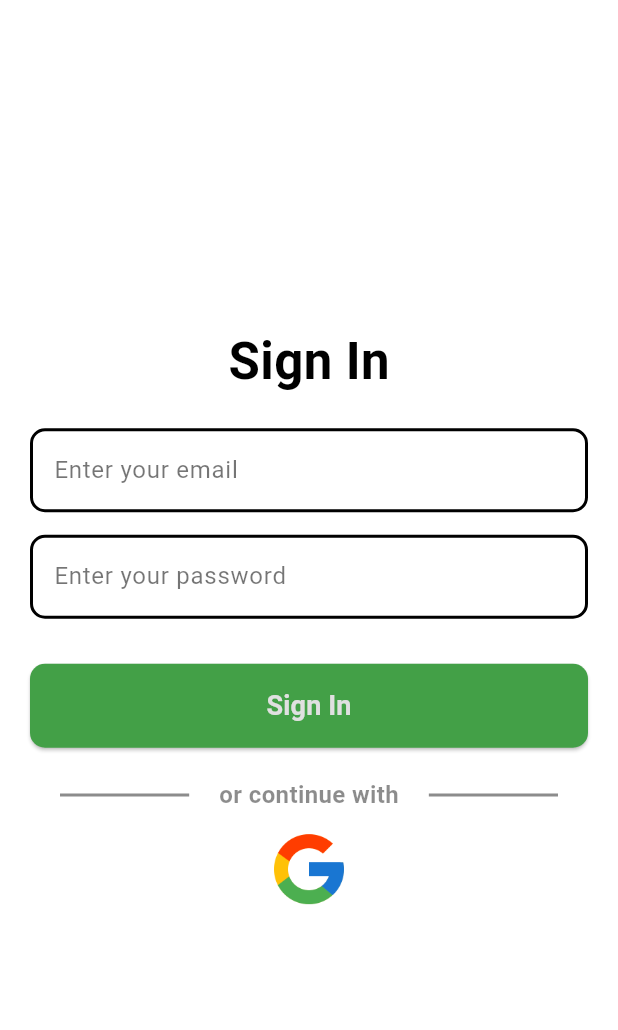
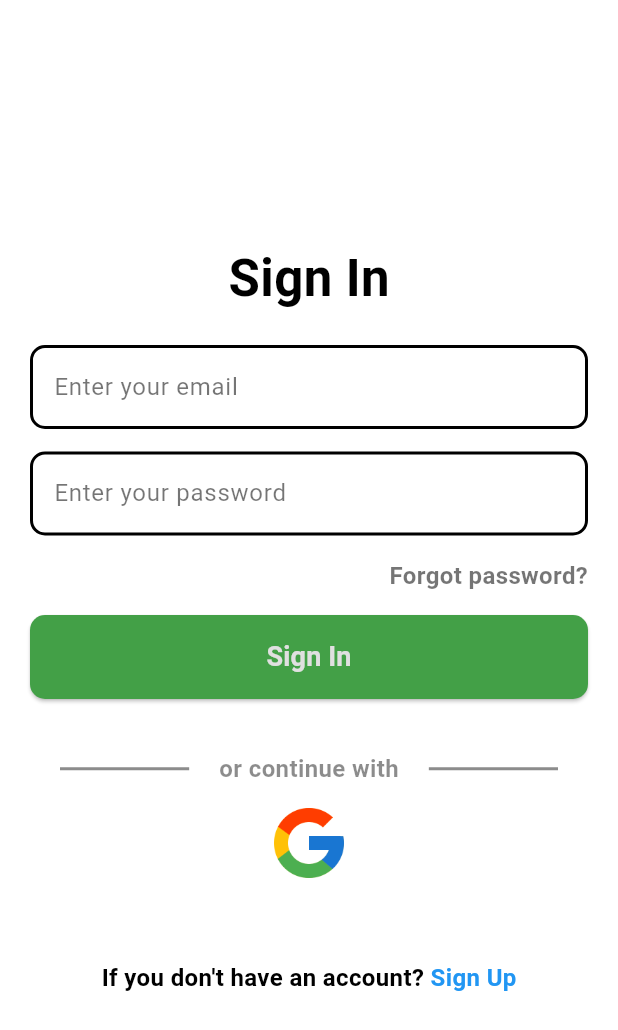
Before and after one commit to 0deans/foodly, a Flutter app: the screen it shows after launch, after a tap on "Sign In", on a phone screen of 412 x 824 dp. Shown: the top 1030 px of the screen. Run offline on Flutter 3.47's test engine with Material 3 defaults, Android fonts, the phone set to English and light mode, and no system bars; our stand-ins replace camera, gallery_saver, google_fonts, image_picker, infinite_scroll_pagination, permission_handler and 2 more; missing offline and left inert: tflite_flutter; accounts and stored records are empty; generated files the repository leaves out were written again.

Commit message:
feat: Add welcome page. Refactor: Optimization UI a little for small phone

```diff
--- a/mobile/lib/main.dart
+++ b/mobile/lib/main.dart
@@ -4,6 +4,7 @@ import 'package:foodly/pages/sign_in.dart';
 import 'package:foodly/pages/sign_up.dart';
 import 'package:foodly/pages/history.dart';
 import 'package:foodly/pages/settings.dart';
+import 'package:foodly/pages/welcome.dart';
 import 'package:foodly/providers/locale_provider.dart';
 import 'package:foodly/theme/theme_provider.dart';
 import 'package:foodly/utils/database_service.dart';
@@ -63,9 +64,10 @@ class MyApp extends StatelessWidget {
       supportedLocales: AppLocalizations.supportedLocales,
       locale: Provider.of<LocaleProvider>(context).locale,
       debugShowCheckedModeBanner: false,
-      initialRoute: '/signin',
+      initialRoute: '/',
       routes: {
-        '/': (context) => const Home(),
+        '/': (context) => const Welcome(),
+        '/home': (context) => const Home(),
         '/signin': (context) => const SignIn(),
         '/signup': (context) => const SignUp(),
         '/profile': (context) => const Profile(),
--- a/mobile/lib/pages/sign_in.dart
+++ b/mobile/lib/pages/sign_in.dart
@@ -22,7 +22,7 @@ class _SignInState extends State<SignIn> {
       body: Form(
         child: Center(
           child: Container(
-            margin: const EdgeInsets.only(left: 20, right: 20),
+            margin: const EdgeInsets.symmetric(horizontal: 20),
             child: Column(
               mainAxisAlignment: MainAxisAlignment.center,
               crossAxisAlignment: CrossAxisAlignment.center,
@@ -49,9 +49,27 @@ class _SignInState extends State<SignIn> {
                 const SizedBox(
                   height: 15,
                 ),
+                InkWell(
+                  onTap: () {
+                    Navigator.pushNamed(context, '/forgot-password');
+                  },
+                  child: const Align(
+                    alignment: Alignment.centerRight,
+                    child: Text(
+                      "Forgot password?",
+                      style: TextStyle(
+                        fontSize: 16,
+                        color: Colors.black54,
+                      ),
+                    ),
+                  ),
+                ),
                 ConfirmButton(
                   onPressed: _signIn,
                   text: 'Sign In',
+                ),
+                const SizedBox(
+                  height: 15,
                 ),
                 const SizedBox(
                   height: 20,
@@ -61,6 +79,34 @@ class _SignInState extends State<SignIn> {
                   height: 10,
                 ),
                 const SocialButtons(),
+                const SizedBox(
+                  height: 50,
+                ),
+                Row(
+                  mainAxisAlignment: MainAxisAlignment.center,
+                  children: [
+                    const Text(
+                      "If you don't have an account?",
+                      style: TextStyle(
+                        fontSize: 16,
+                      ),
+                    ),
+                    InkWell(
+                      onTap: () {
+                        Navigator.pushNamed(context, '/signup');
+                      },
+                      highlightColor: Colors.transparent,
+                      splashColor: Colors.transparent,
+                      child: const Text(
+                        " Sign Up",
+                        style: TextStyle(
+                          color: Colors.blue,
+                          fontSize: 16,
+                        ),
+                      ),
+                    ),
+                  ],
+                ),
               ],
             ),
           ),
--- /dev/null
+++ b/mobile/lib/pages/welcome.dart
@@ -0,0 +1,73 @@
+import 'package:flutter/material.dart';
+import 'package:foodly/widgets/confirm_button.dart';
+
+class Welcome extends StatefulWidget {
+  const Welcome({super.key});
+
+  @override
+  State<Welcome> createState() => _WelcomeState();
+}
+
+class _WelcomeState extends State<Welcome> {
+  @override
+  Widget build(BuildContext context) {
+    return Scaffold(
+      body: Container(
+        margin: const EdgeInsets.symmetric(horizontal: 20),
+        child: ListView(
+          children: [
+            SizedBox(
+              height: 275,
+              width: 275,
+              child: Image.asset('assets/images/logo.png'),
+            ),
+            Center(
+              child: SizedBox(
+                width: MediaQuery.of(context).size.width * 0.75,
+                child:   const Column(
+                  children: [
+                    FittedBox(
+                      fit: BoxFit.contain,
+                      child: Text(
+                        'Welcome to Foodly!',
+                        style: TextStyle(
+                          fontSize: 100,
+                          fontWeight: FontWeight.bold,
+                        ),
+                      ),
+                    ),
+                    Text(
+                      'Take a photo of your dish, and the app will identify the ingredients. Sign in or sign up to get started!',
+                      textAlign: TextAlign.center,
+                      style: TextStyle(
+                        fontSize: 16,
+                        color: Colors.black54,
+                      ),
+                    ),
+                  ],
+                ),
+              ),
+            ),
+            const SizedBox(height: 50),
+            ConfirmButton(
+              onPressed: () {
+                Navigator.pushNamed(context, '/signin');
+              },
+              text: 'Sign In',
+            ),
+            ConfirmButton(
+              onPressed: () {
+                Navigator.pushNamed(context, '/signup');
+              },
+              text: 'Sign Up',
+              color: Colors.blue.shade700,
+            ),
+            const SizedBox(
+              height: 20,
+            ),
+          ],
+        ),
+      ),
+    );
+  }
+}
--- a/mobile/lib/widgets/confirm_button.dart
+++ b/mobile/lib/widgets/confirm_button.dart
@@ -3,11 +3,13 @@ import 'package:flutter/material.dart';
 class ConfirmButton extends StatelessWidget {
   final VoidCallback onPressed;
   final String text;
+  final Color? color;
 
   const ConfirmButton({
     super.key,
     required this.onPressed,
     required this.text,
+    this.color,
   });
 
   @override
@@ -22,7 +24,7 @@ class ConfirmButton extends StatelessWidget {
           shape: RoundedRectangleBorder(
             borderRadius: BorderRadius.circular(10),
           ),
-          backgroundColor: Colors.green.shade600,
+          backgroundColor: color ?? Colors.green.shade600,
         ),
         child: Text(
           text,
```
Also changed, not shown: mobile/lib/pages/sign_up.dart (+34 -4 lines).
